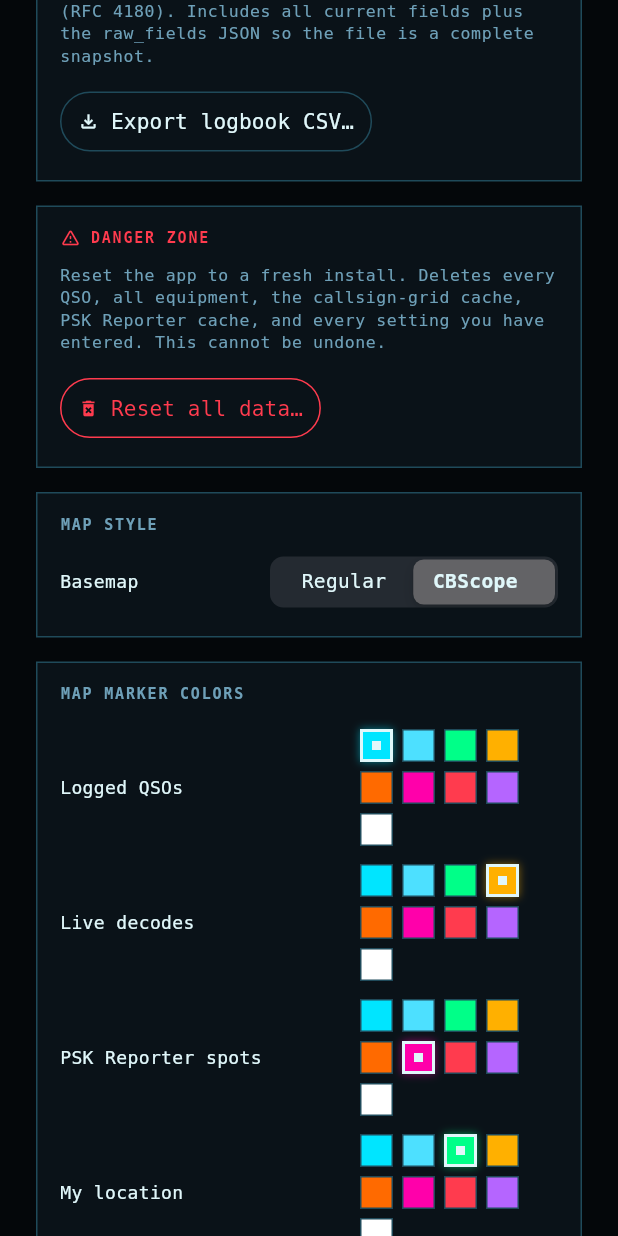
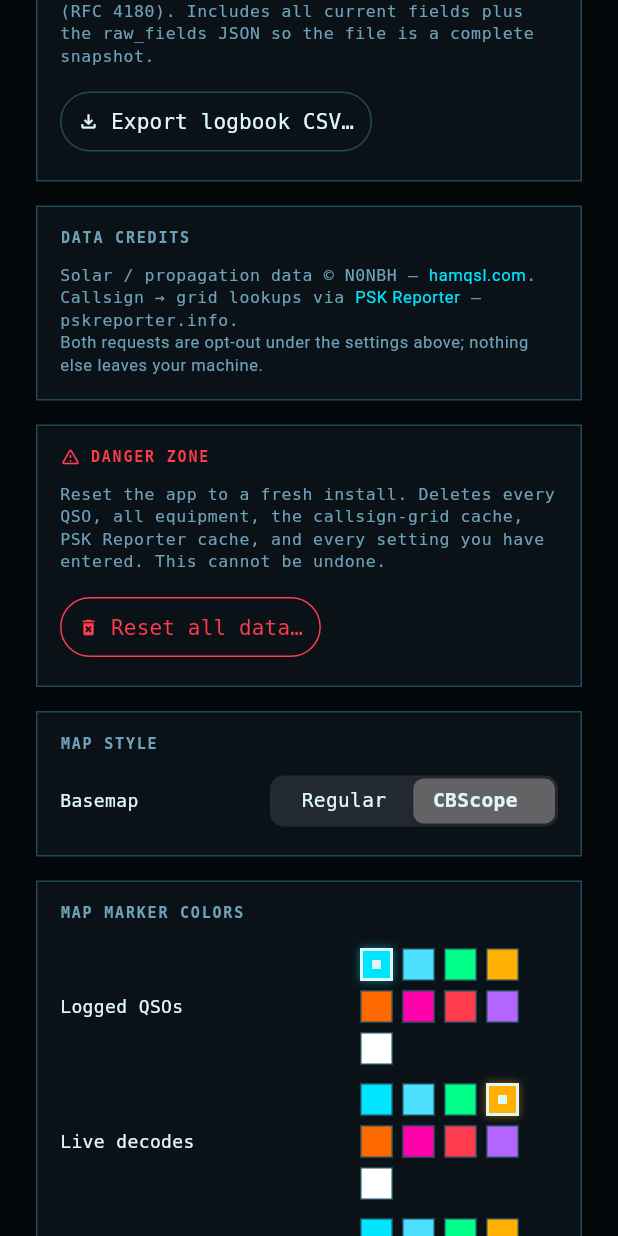
Before and after one commit to MrNash23/CBScope, a Flutter app: the SettingsScreen widget shown alone on an empty page, opened directly, scrolled down 1152 dp, on a phone screen of 412 x 824 dp. Run offline on Flutter 3.47's test engine with Material 3 defaults, Android fonts, the phone set to English and light mode, and no system bars; our stand-ins replace drift, file_picker, fl_chart, flutter_map, flutter_riverpod, latlong2 and 2 more; missing offline and left inert: desktop_drop, window_manager; accounts and stored records are empty; generated files the repository leaves out were written again; network calls fail.

Commit message:
Add data-credits section to Settings
Small attribution card visible to end users so N0NBH (solar / propagation
via hamqsl.com) and PSK Reporter get credit inside the app, not only in
the source comments.

Co-Authored-By: Claude Opus 4.7 <noreply@anthropic.com>

```diff
--- a/lib/features/settings/settings_screen.dart
+++ b/lib/features/settings/settings_screen.dart
@@ -113,6 +113,46 @@ class _DangerZoneSection extends ConsumerWidget {
 
 /// Full CSV export of the local logbook — a personal backup that stays
 /// forward-compatible as we add more datapoints.
+/// Attribution for the two external data sources CBScope pulls from at
+/// runtime. Rendered as a small settings card so end users see the credit
+/// even if they never open the source.
+class _DataCreditsSection extends StatelessWidget {
+  const _DataCreditsSection();
+  @override
+  Widget build(BuildContext context) {
+    final t = Theme.of(context).textTheme;
+    final c = context.colors;
+    TextStyle link() => TextStyle(color: c.accent);
+    return AppCard(
+      padding: const EdgeInsets.fromLTRB(16, 14, 16, 16),
+      child: Column(
+        crossAxisAlignment: CrossAxisAlignment.start,
+        children: [
+          Text('DATA CREDITS', style: t.labelSmall),
+          const SizedBox(height: 10),
+          Text.rich(
+            TextSpan(
+              style: t.bodySmall,
+              children: [
+                const TextSpan(text: 'Solar / propagation data © N0NBH — '),
+                TextSpan(text: 'hamqsl.com', style: link()),
+                const TextSpan(text: '.\nCallsign → grid lookups via '),
+                TextSpan(text: 'PSK Reporter', style: link()),
+                const TextSpan(text: ' — pskreporter.info.\n'),
+                TextSpan(
+                  text:
+                      'Both requests are opt-out under the settings above; nothing else leaves your machine.',
+                  style: TextStyle(color: c.subtle),
+                ),
+              ],
+            ),
+          ),
+        ],
+      ),
+    );
+  }
+}
+
 class _BackupSection extends ConsumerWidget {
   @override
   Widget build(BuildContext context, WidgetRef ref) {
@@ -446,6 +486,8 @@ class _SettingsScreenState extends ConsumerState<SettingsScreen> {
           const SizedBox(height: 16),
           _BackupSection(),
           const SizedBox(height: 16),
+          const _DataCreditsSection(),
+          const SizedBox(height: 16),
           _DangerZoneSection(),
           const SizedBox(height: 16),
           _group('Map style', [
```
